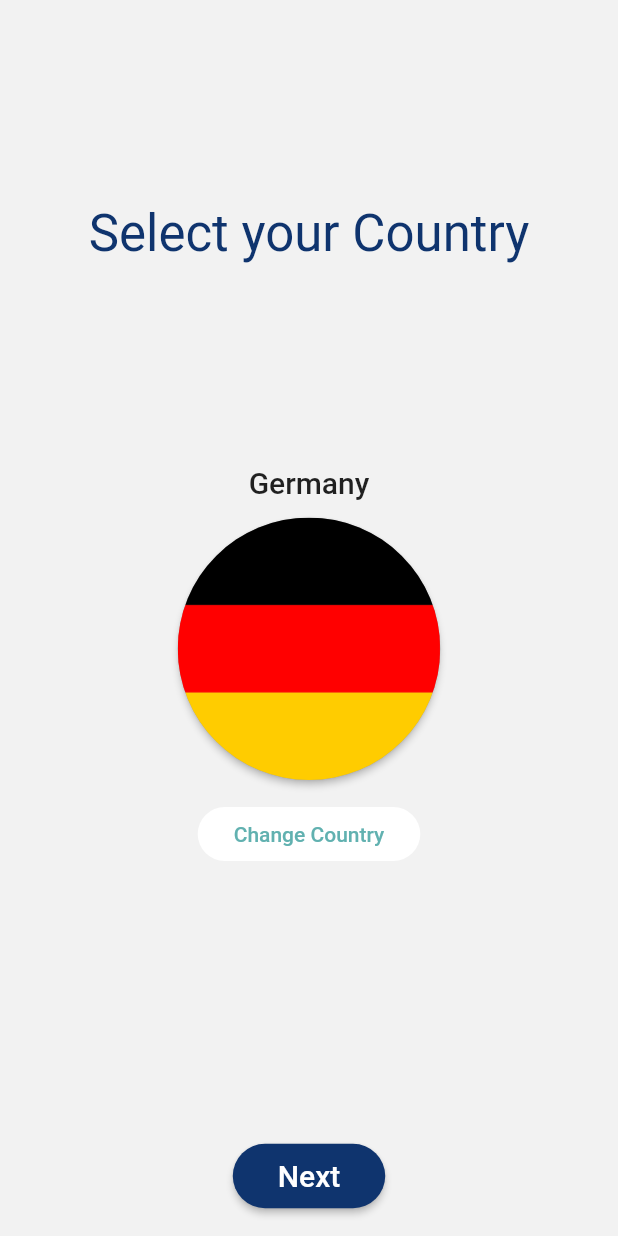
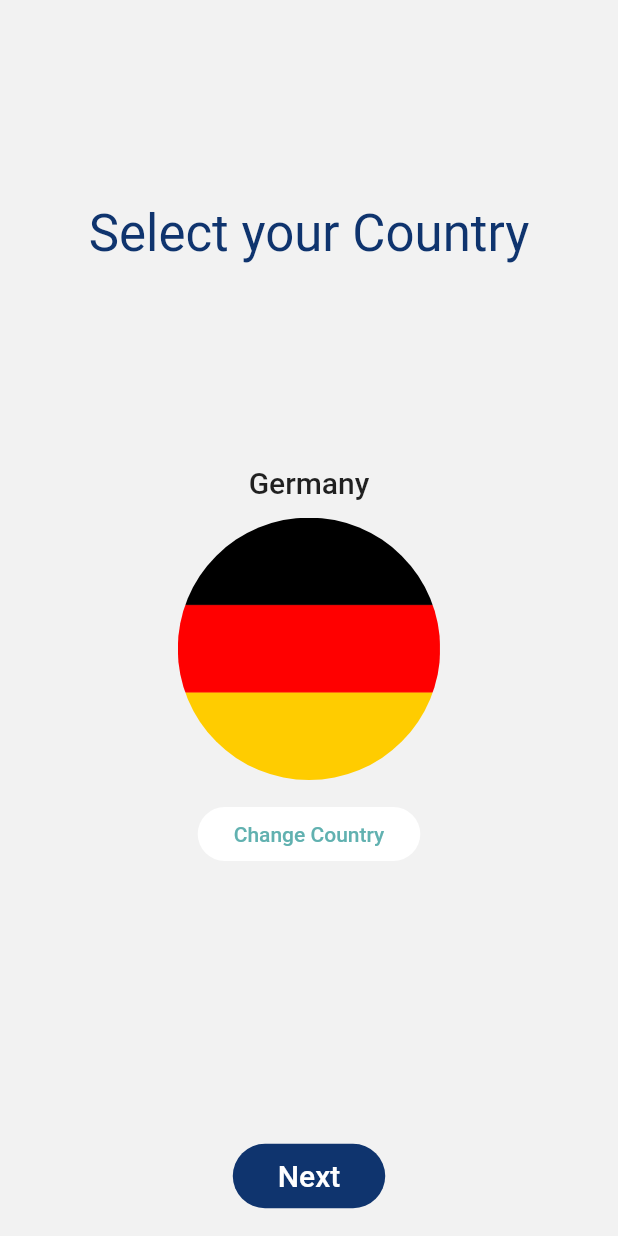
Before and after one commit to influenzanet/app, a Flutter app: the screen it shows after launch, on a phone screen of 412 x 824 dp. Run offline on Flutter 3.47's test engine with Material 2 defaults, Android fonts, the phone set to English and light mode, and no system bars; our stand-ins replace circular_check_box.

Commit message:
Flattened UI and renamed buttons.

```diff
--- a/lib/ui/common/widgets/buttons/themed-raised-button.dart
+++ b/lib/ui/common/widgets/buttons/themed-primary-button.dart
@@ -1,10 +1,10 @@
 import 'package:InfluenzaNet/ui/common/themes/influenzanet-theme.dart';
 import 'package:flutter/material.dart';
 
-class ThemedRaisedButton extends RaisedButton {
-  factory ThemedRaisedButton(ThemeData themeData,
+class ThemedPrimaryButton extends FlatButton {
+  factory ThemedPrimaryButton(ThemeData themeData,
       {String text = '', void Function() onPressed, bool primaryColor = true}) {
-    return ThemedRaisedButton.widget(
+    return ThemedPrimaryButton.widget(
       themeData,
       primaryColor: primaryColor,
       child: Text(
@@ -18,7 +18,7 @@ class ThemedRaisedButton extends RaisedButton {
     );
   }
 
-  ThemedRaisedButton.widget(ThemeData themeData, {Widget child, void Function() onPressed, bool primaryColor = true})
+  ThemedPrimaryButton.widget(ThemeData themeData, {Widget child, void Function() onPressed, bool primaryColor = true})
       : super(
           color: primaryColor ? themeData.primaryColor : themeData.accentColor,
           splashColor: primaryColor ? ThemeElements.primarySwatch[500] : ThemeElements.accentSwatch[400],
@@ -26,5 +26,6 @@ class ThemedRaisedButton extends RaisedButton {
           shape: RoundedRectangleBorder(borderRadius: BorderRadius.circular(100)),
           child: child,
           onPressed: onPressed,
+          //elevation: 0,
         );
 }
--- a/lib/ui/common/widgets/buttons/themed-flat-button.dart
+++ b/lib/ui/common/widgets/buttons/themed-secondary-button.dart
@@ -1,9 +1,9 @@
 import 'package:InfluenzaNet/ui/common/themes/influenzanet-theme.dart';
 import 'package:flutter/material.dart';
 
-class ThemedFlatButton extends FlatButton {
-  factory ThemedFlatButton(ThemeData themeData, {String text = '', void Function() onPressed}) {
-    return ThemedFlatButton.widget(
+class ThemedSecondaryButton extends FlatButton {
+  factory ThemedSecondaryButton(ThemeData themeData, {String text = '', void Function() onPressed}) {
+    return ThemedSecondaryButton.widget(
       themeData,
       child: Text(
         text,
@@ -13,8 +13,8 @@ class ThemedFlatButton extends FlatButton {
     );
   }
 
-  factory ThemedFlatButton.big(ThemeData themeData, {String text = '', void Function() onPressed}) {
-    return ThemedFlatButton.widget(
+  factory ThemedSecondaryButton.big(ThemeData themeData, {String text = '', void Function() onPressed}) {
+    return ThemedSecondaryButton.widget(
       themeData,
       child: Text(
         text,
@@ -26,7 +26,8 @@ class ThemedFlatButton extends FlatButton {
     );
   }
 
-  ThemedFlatButton.widget(ThemeData themeData, {Widget child, void Function() onPressed, EdgeInsetsGeometry padding})
+  ThemedSecondaryButton.widget(ThemeData themeData,
+      {Widget child, void Function() onPressed, EdgeInsetsGeometry padding})
       : super(
           child: child,
           color: Colors.white,
--- a/lib/ui/main/drawer/main-drawer.dart
+++ b/lib/ui/main/drawer/main-drawer.dart
@@ -1,5 +1,5 @@
 import 'package:InfluenzaNet/ui/common/themes/influenzanet-theme.dart';
-import 'package:InfluenzaNet/ui/common/widgets/buttons/themed-flat-button.dart';
+import 'package:InfluenzaNet/ui/common/widgets/buttons/themed-secondary-button.dart';
 import 'package:InfluenzaNet/ui/main/main-navigator.dart';
 import 'package:flutter/material.dart';
 
@@ -49,7 +49,7 @@ class MainDrawer extends StatelessWidget {
               Padding(
                 padding:
                     const EdgeInsets.only(top: ThemeElements.elementPadding / 2, bottom: ThemeElements.elementPadding),
-                child: ThemedFlatButton.big(
+                child: ThemedSecondaryButton.big(
                   themeData,
                   text: 'Logout',
                   onPressed: () {},
--- a/lib/ui/main/profile/profile-page.dart
+++ b/lib/ui/main/profile/profile-page.dart
@@ -1,6 +1,6 @@
 import 'package:InfluenzaNet/ui/common/themes/influenzanet-theme.dart';
 import 'package:InfluenzaNet/ui/common/widgets/app-bars/themed-app-bar.dart';
-import 'package:InfluenzaNet/ui/common/widgets/buttons/themed-flat-button.dart';
+import 'package:InfluenzaNet/ui/common/widgets/buttons/themed-secondary-button.dart';
 import 'package:InfluenzaNet/ui/common/widgets/scaffolds/themed-scaffold.dart';
 import 'package:InfluenzaNet/ui/main/drawer/main-drawer.dart';
 import 'package:flutter/material.dart';
@@ -39,7 +39,7 @@ class ProfilePage extends StatelessWidget {
               style: themeData.textTheme.title,
             ),
             Container(height: ThemeElements.elementPadding),
-            ThemedFlatButton(themeData, text: 'Edit Profile'),
+            ThemedSecondaryButton(themeData, text: 'Edit Profile'),
           ],
         ),
       ),
--- a/lib/ui/onboarding/pages/instance-selection-page.dart
+++ b/lib/ui/onboarding/pages/instance-selection-page.dart
@@ -1,6 +1,6 @@
 import 'package:InfluenzaNet/ui/common/themes/influenzanet-theme.dart';
-import 'package:InfluenzaNet/ui/common/widgets/buttons/themed-flat-button.dart';
-import 'package:InfluenzaNet/ui/common/widgets/buttons/themed-raised-button.dart';
+import 'package:InfluenzaNet/ui/common/widgets/buttons/themed-secondary-button.dart';
+import 'package:InfluenzaNet/ui/common/widgets/buttons/themed-primary-button.dart';
 import 'package:InfluenzaNet/ui/common/widgets/scaffolds/themed-scaffold.dart';
 import 'package:InfluenzaNet/ui/onboarding/onboarding-navigator.dart';
 import 'package:flutter/material.dart';
@@ -46,9 +46,8 @@ class InstanceSelectionPage extends StatelessWidget {
         ),
         Padding(
           padding: const EdgeInsets.all(ThemeElements.connectedElementPadding),
-          child: RaisedButton(
+          child: FlatButton(
             shape: CircleBorder(),
-            color: Colors.grey,
             clipBehavior: Clip.antiAlias,
             onPressed: () {},
             child: Container(
@@ -61,7 +60,7 @@ class InstanceSelectionPage extends StatelessWidget {
           mainAxisSize: MainAxisSize.max,
           mainAxisAlignment: MainAxisAlignment.center,
           children: <Widget>[
-            ThemedFlatButton(
+            ThemedSecondaryButton(
               themeData,
               text: 'Change Country',
               onPressed: () {},
@@ -80,7 +79,7 @@ class InstanceSelectionPage extends StatelessWidget {
       mainAxisSize: MainAxisSize.max,
       mainAxisAlignment: MainAxisAlignment.center,
       children: <Widget>[
-        ThemedRaisedButton(
+        ThemedPrimaryButton(
           themeData,
           text: 'Next',
           onPressed: () {
--- a/lib/ui/onboarding/pages/welcome-page.dart
+++ b/lib/ui/onboarding/pages/welcome-page.dart
@@ -1,6 +1,6 @@
 import 'package:InfluenzaNet/ui/common/themes/influenzanet-theme.dart';
 import 'package:InfluenzaNet/ui/common/widgets/app-bars/themed-app-bar.dart';
-import 'package:InfluenzaNet/ui/common/widgets/buttons/themed-raised-button.dart';
+import 'package:InfluenzaNet/ui/common/widgets/buttons/themed-primary-button.dart';
 import 'package:InfluenzaNet/ui/common/widgets/scaffolds/themed-scaffold.dart';
 import 'package:InfluenzaNet/ui/onboarding/onboarding-navigator.dart';
 import 'package:flutter/material.dart';
@@ -44,7 +44,7 @@ class WelcomePage extends StatelessWidget {
   }
 
   Widget _loginButton(ThemeData themeData, BuildContext context) {
-    return ThemedRaisedButton(
+    return ThemedPrimaryButton(
       themeData,
       text: 'Login',
       onPressed: () {
@@ -56,7 +56,7 @@ class WelcomePage extends StatelessWidget {
   Widget _signupButton(ThemeData themeData, BuildContext context) {
     return Padding(
       padding: const EdgeInsets.only(top: ThemeElements.elementPadding),
-      child: ThemedRaisedButton(
+      child: ThemedPrimaryButton(
         themeData,
         primaryColor: false,
         text: 'Create New Account',
```
Also changed, not shown: lib/ui/onboarding/pages/login-page.dart (+4 -4 lines), lib/ui/onboarding/pages/register-page.dart (+4 -4 lines).
